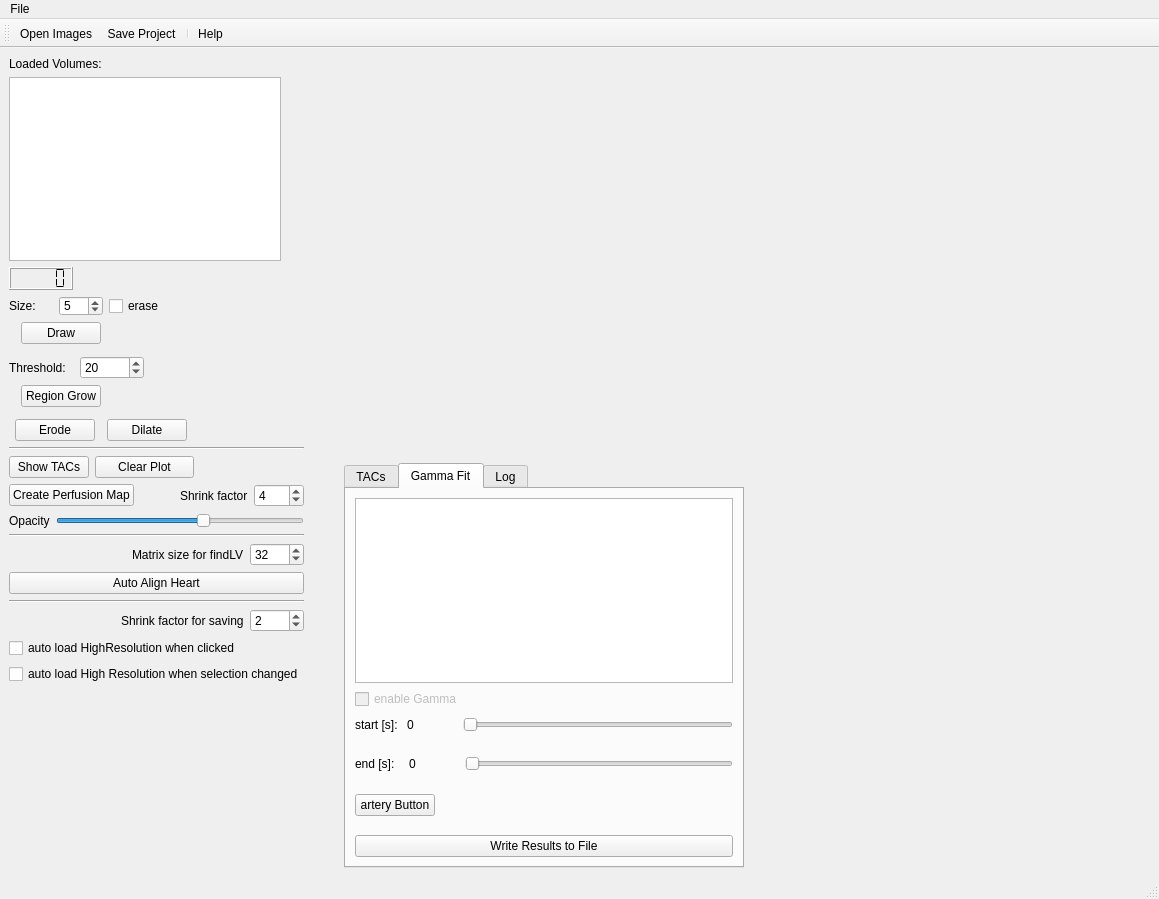
Before: the Qt Designer form main/KardioPerfusion.ui in CardiacImagingCharite/CardiacPerfusion, drawn with Qt 5.
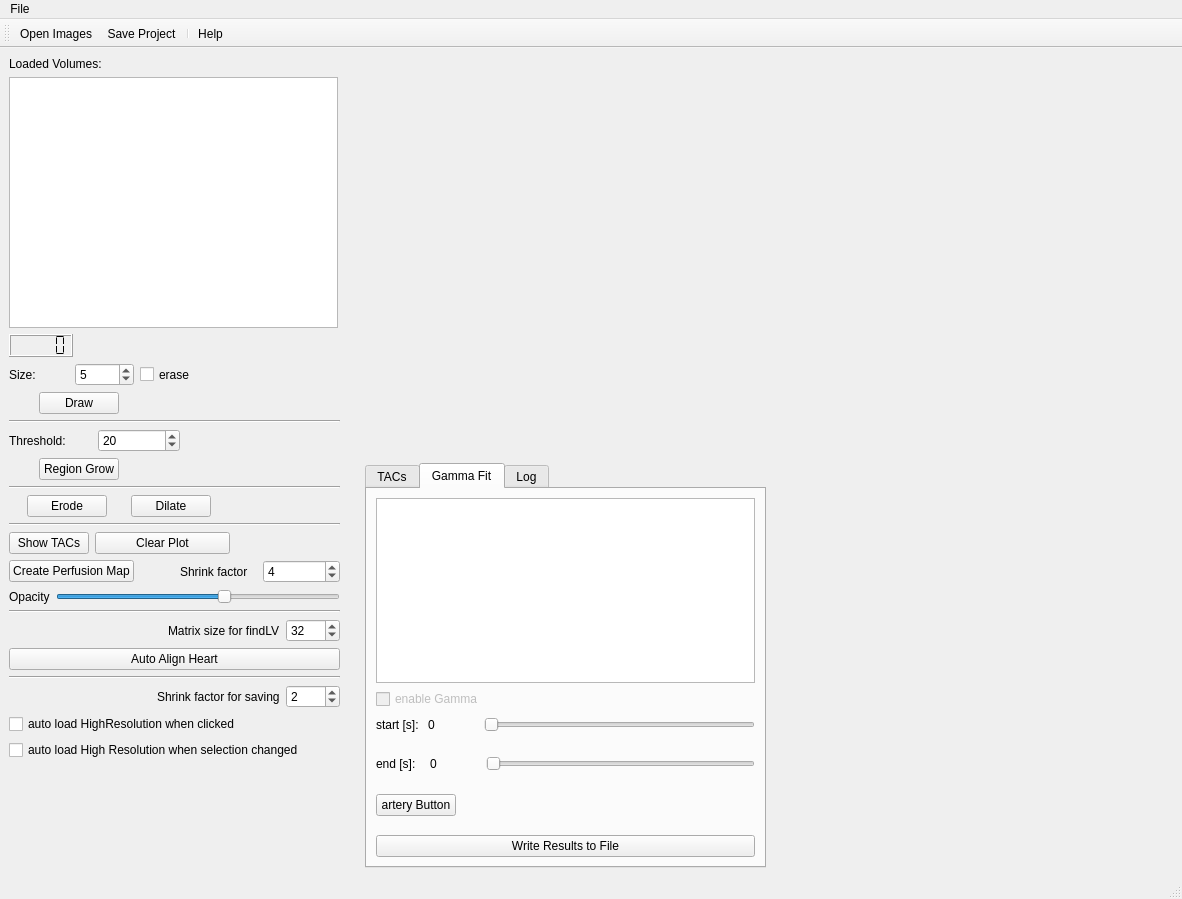
After: the same form once the commit is applied. Icons and pictures are not drawn. Custom widgets are drawn as their Qt base class.

Commit message: corrected full screen and one mpr view behavior

```diff
--- a/main/KardioPerfusion.ui
+++ b/main/KardioPerfusion.ui
@@ -6,7 +6,7 @@
    <rect>
     <x>0</x>
     <y>0</y>
-    <width>1159</width>
+    <width>1182</width>
     <height>899</height>
    </rect>
   </property>
@@ -26,6 +26,22 @@
   <widget class="QWidget" name="centralwidget">
    <layout class="QHBoxLayout" name="horizontalLayout_7">
     <item>
+     <widget class="QWidget" name="widget" native="true">
+      <property name="minimumSize">
+       <size>
+        <width>350</width>
+        <height>0</height>
+       </size>
+      </property>
+      <widget class="QWidget" name="layoutWidget">
+       <property name="geometry">
+        <rect>
+         <x>0</x>
+         <y>0</y>
+         <width>331</width>
+         <height>903</height>
+        </rect>
+       </property>
      <layout class="QVBoxLayout" name="verticalLayout_6" stretch="0,0,0,0,0,0,0,0,0">
       <property name="sizeConstraint">
        <enum>QLayout::SetMaximumSize</enum>
@@ -63,7 +79,7 @@
             </property>
             <property name="maximumSize">
              <size>
-              <width>272</width>
+                <width>329</width>
               <height>16777215</height>
              </size>
             </property>
@@ -694,22 +710,8 @@
        </spacer>
       </item>
      </layout>
-    </item>
-    <item>
-     <spacer name="horizontalSpacer_7">
-      <property name="orientation">
-       <enum>Qt::Horizontal</enum>
-      </property>
-      <property name="sizeType">
-       <enum>QSizePolicy::MinimumExpanding</enum>
-      </property>
-      <property name="sizeHint" stdset="0">
-       <size>
-        <width>13</width>
-        <height>20</height>
-       </size>
-      </property>
-     </spacer>
+      </widget>
+     </widget>
     </item>
     <item>
      <layout class="QGridLayout" name="gridLayout">
@@ -739,7 +741,7 @@
         </property>
         <property name="sizePolicy">
          <sizepolicy hsizetype="Preferred" vsizetype="Preferred">
-          <horstretch>0</horstretch>
+          <horstretch>5</horstretch>
           <verstretch>0</verstretch>
          </sizepolicy>
         </property>
@@ -774,7 +776,7 @@
        <widget class="MyTabWidget" name="tw_results">
         <property name="sizePolicy">
          <sizepolicy hsizetype="Preferred" vsizetype="Preferred">
-          <horstretch>0</horstretch>
+          <horstretch>5</horstretch>
           <verstretch>0</verstretch>
          </sizepolicy>
         </property>
@@ -1041,7 +1043,7 @@
     <rect>
      <x>0</x>
      <y>0</y>
-     <width>1159</width>
+     <width>1182</width>
      <height>20</height>
     </rect>
    </property>
```
Left out of the diff: 28 changed lines with no effect on the pictures. Lines whose indentation alone changed are shown as unchanged.
